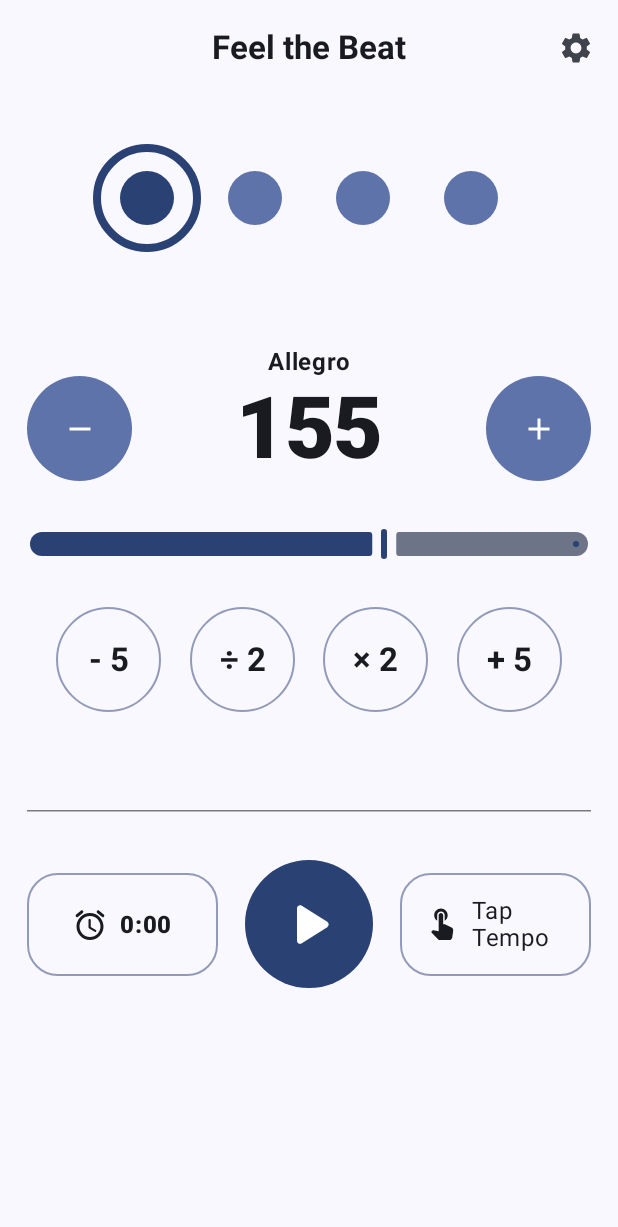
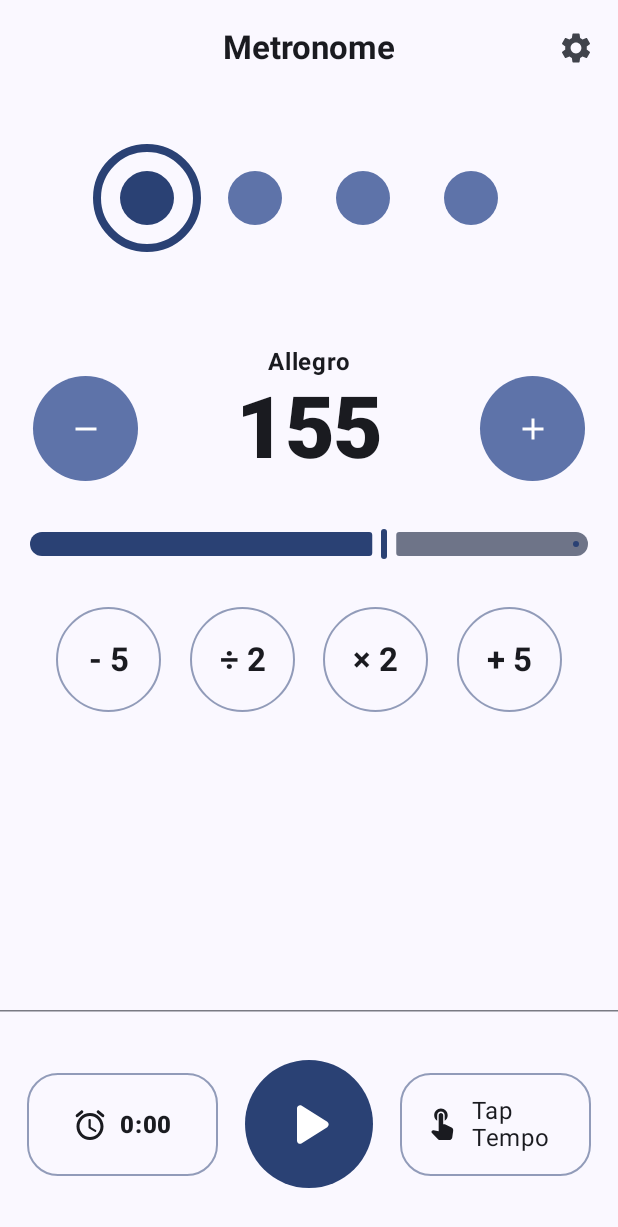
Before and after one commit to Merkost/Metronome, an Android app built with Jetpack Compose: the main screen opened through its navigation route, on a phone screen of 412 x 824 dp. Shown: the top 1227 px of the screen. Run offline under Robolectric (Android 15) with nearby library versions, the light colour scheme and no system bars; our stand-ins replace Timber.

Commit message:
MainScreen layout improvements

```diff
--- a/app/src/main/java/com/merkost/metronome/screens/MainScreen.kt
+++ b/app/src/main/java/com/merkost/metronome/screens/MainScreen.kt
@@ -12,7 +12,6 @@ import androidx.compose.foundation.layout.Arrangement
 import androidx.compose.foundation.layout.Column
 import androidx.compose.foundation.layout.Row
 import androidx.compose.foundation.layout.Spacer
-import androidx.compose.foundation.layout.WindowInsets
 import androidx.compose.foundation.layout.fillMaxSize
 import androidx.compose.foundation.layout.fillMaxWidth
 import androidx.compose.foundation.layout.height
@@ -42,11 +41,13 @@ import androidx.compose.ui.Alignment
 import androidx.compose.ui.Modifier
 import androidx.compose.ui.draw.drawWithContent
 import androidx.compose.ui.graphics.Color
+import androidx.compose.ui.res.stringResource
 import androidx.compose.ui.text.font.FontWeight
 import androidx.compose.ui.text.style.TextAlign
 import androidx.compose.ui.tooling.preview.Preview
 import androidx.compose.ui.tooling.preview.Wallpapers
 import androidx.compose.ui.unit.dp
+import com.merkost.metronome.R
 import com.merkost.metronome.components.MainButtonsRow
 import com.merkost.metronome.components.MyIconButton
 import com.merkost.metronome.components.MySecondaryTextButton
@@ -73,8 +74,6 @@ val defaultSecondaryIconButtonSize = defaultIconButtonSize
 @Composable
 fun MainScreen(onSettingsClicked: () -> Unit) {
     val viewModel: MetronomeViewModel = koinViewModel()
-//    val context = LocalContext.current
-//    val service = (context as MainActivity).metronomeService
     val colorFlash by viewModel.colorFlash.collectAsState()
     val metronomeState: MetronomeState by viewModel.metronomeState.collectAsState()
     val isPlaying by viewModel.isPlaying.collectAsState()
@@ -97,7 +96,6 @@ fun MainScreen(onSettingsClicked: () -> Unit) {
     val primaryColor = MaterialTheme.colorScheme.primary
 
     Scaffold(
-        contentWindowInsets = WindowInsets(0.dp),
         topBar = {
             CenterAlignedTopAppBar(
                 modifier = Modifier.drawWithContent {
@@ -109,7 +107,7 @@ fun MainScreen(onSettingsClicked: () -> Unit) {
                 },
                 title = {
                     Text(
-                        text = "Feel the Beat",
+                        text = stringResource(R.string.app_name),
                         style = LocalTextStyle.current.copy(fontWeight = FontWeight.Bold)
                     )
                 },
@@ -126,7 +124,7 @@ fun MainScreen(onSettingsClicked: () -> Unit) {
                 .padding(it)
                 .fillMaxSize(),
             horizontalAlignment = Alignment.CenterHorizontally,
-            verticalArrangement = Arrangement.spacedBy(32.dp)
+            verticalArrangement = Arrangement.SpaceBetween
         ) {
             Column(
                 modifier = Modifier
@@ -179,7 +177,8 @@ fun MainScreen(onSettingsClicked: () -> Unit) {
 
                     Row(
                         modifier = Modifier
-                            .fillMaxWidth(),
+                            .fillMaxWidth()
+                            .padding(horizontal = 4.dp),
                         horizontalArrangement = Arrangement.SpaceBetween,
                         verticalAlignment = Alignment.CenterVertically,
                     ) {
@@ -221,9 +220,14 @@ fun MainScreen(onSettingsClicked: () -> Unit) {
                     MySecondaryTextButton(text = "× 2", onClick = viewModel::multiplyByTwo)
                     MySecondaryTextButton(text = "+ 5", onClick = viewModel::onPlusFive)
                 }
-                Spacer(modifier = Modifier.size(1.dp))
+            }
+            Spacer(modifier = Modifier.size(16.dp))
+
+            Column(
+                modifier = Modifier.padding(vertical = 32.dp),
+                verticalArrangement = Arrangement.spacedBy(32.dp)
+            ) {
                 HorizontalDivider(modifier = Modifier.fillMaxWidth())
-            }
                 MainButtonsRow(
                     Modifier.padding(horizontal = horizontalPadding),
                     isPlaying = isPlaying,
@@ -231,6 +235,7 @@ fun MainScreen(onSettingsClicked: () -> Unit) {
                     onPlayPause = viewModel::onPlayPauseClicked,
                     onTempoTap = viewModel::onTempoTap
                 )
+            }
         }
     }
 
```
Lines whose indentation alone changed are shown as unchanged.
